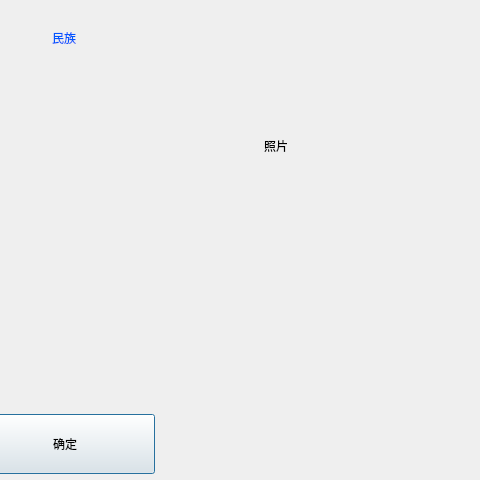
leithergit/SSCard_System, file SSCard_System/Sys_dialogidcardinfo.ui: the form before one commit; both pictures show x 350 to 830 and y 0 to 480 of the 830 by 480 pixel window.
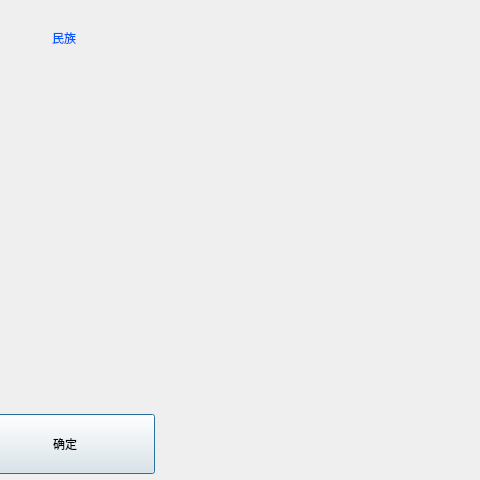
The form after the commit.

```diff
--- a/SSCard_System/Sys_dialogidcardinfo.ui
+++ b/SSCard_System/Sys_dialogidcardinfo.ui
@@ -422,7 +422,7 @@
           </size>
          </property>
          <property name="text">
-          <string>照片</string>
+          <string/>
          </property>
         </widget>
        </item>
```
